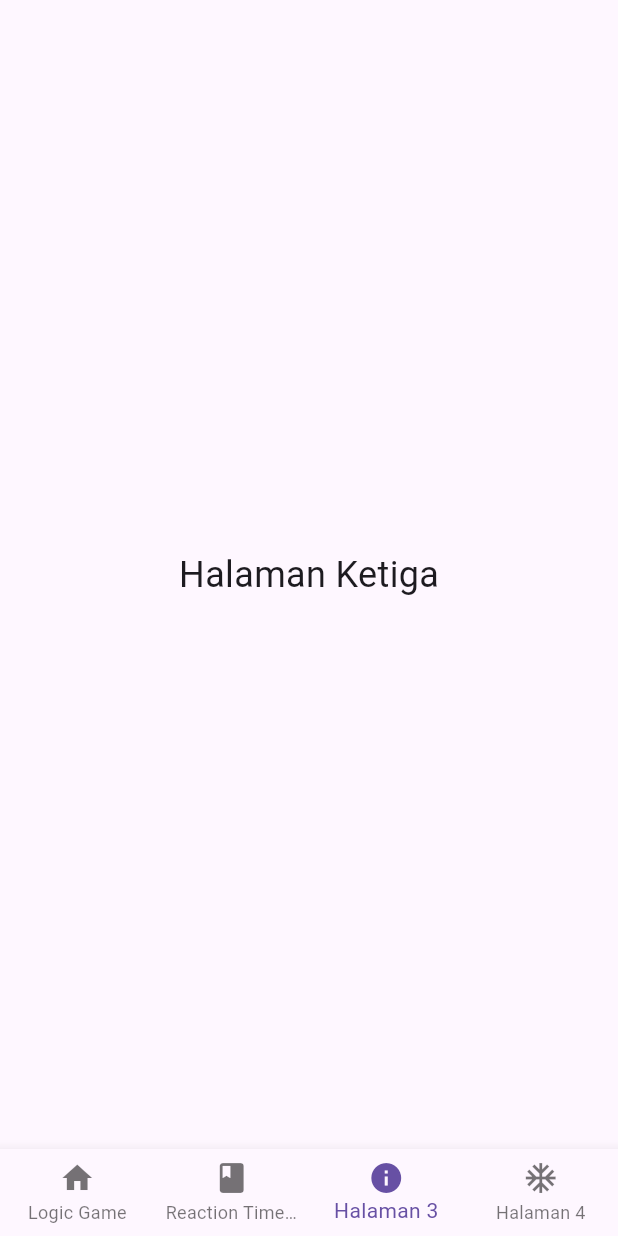
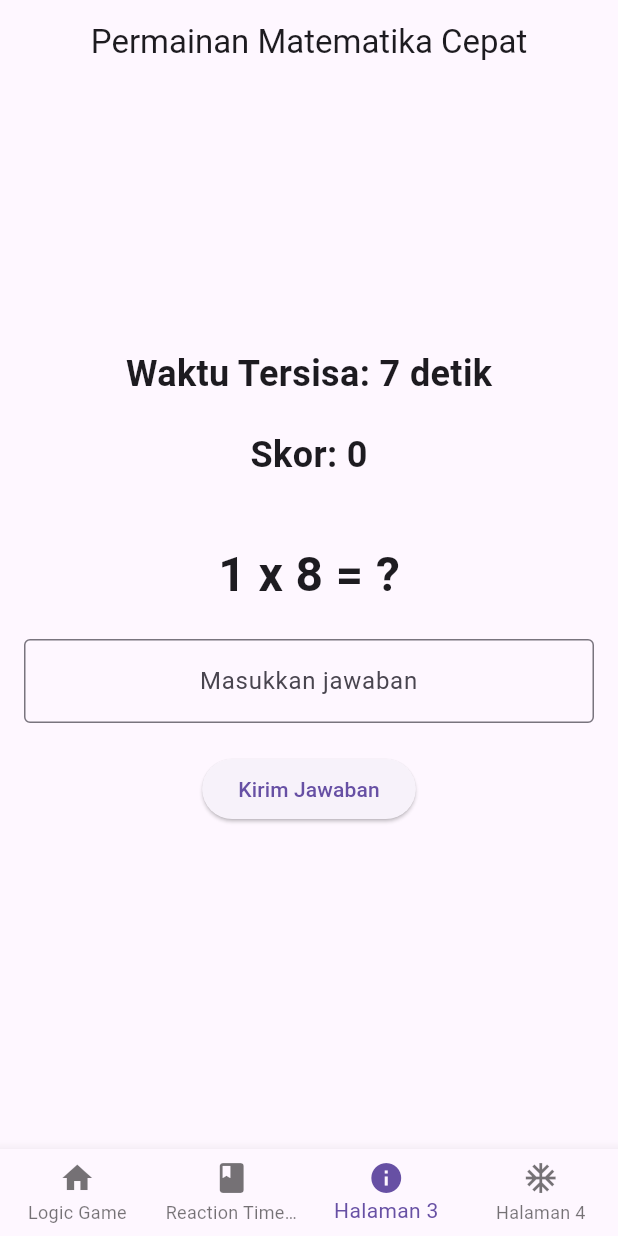
Before and after one commit to usmanasegaf/projek_uts, a Flutter app: the MainNavigation screen opened directly, item 3 of the bottom bar chosen, on a phone screen of 412 x 824 dp. Run offline on Flutter 3.47's test engine with Material 3 defaults, Android fonts, the phone set to English and light mode, and no system bars; our stand-ins replace fluttertoast.

Commit message:
bagian irwan-math

```diff
--- a/lib/main.dart
+++ b/lib/main.dart
@@ -1,6 +1,7 @@
 import 'package:flutter/material.dart';
 import 'package:projek_uts/logicGame.dart';
 import 'package:projek_uts/login.dart';
+import 'package:projek_uts/mathGame.dart';
 import 'package:projek_uts/reactionTimeGame.dart';
 
 void main() {
@@ -31,7 +32,7 @@ class _MainNavigationState extends State<MainNavigation> {
   final List<Widget> _pages = [
     Center(child: LogicGame()),
     Center(child: ReactionTimeApp()),
-    Center(child: Text("Halaman Ketiga", style: TextStyle(fontSize: 24))),
+    Center(child: MathGameApp()),
     Center(child: Text("Halaman Keempat", style: TextStyle(fontSize: 24))),
   ];
 
--- /dev/null
+++ b/lib/mathGame.dart
@@ -0,0 +1,158 @@
+import 'package:flutter/material.dart';
+
+import 'dart:async';
+import 'dart:math';
+
+class MathGameApp extends StatelessWidget {
+  @override
+  Widget build(BuildContext context) {
+    return MathGameScreen();
+  }
+}
+
+class MathGameScreen extends StatefulWidget {
+  @override
+  _MathGameScreenState createState() => _MathGameScreenState();
+}
+
+class _MathGameScreenState extends State<MathGameScreen> {
+  int _score = 0;
+  int _timePerQuestion = 10; // waktu untuk menjawab setiap soal dalam detik
+  int _currentTime = 10;
+  late Timer _timer;
+
+  late int _number1;
+  late int _number2;
+  late String _operator;
+  late int _correctAnswer;
+
+  TextEditingController _answerController = TextEditingController();
+
+  @override
+  void initState() {
+    super.initState();
+    _generateQuestion();
+    _startTimer();
+  }
+
+  @override
+  void dispose() {
+    _timer.cancel();
+    _answerController.dispose();
+    super.dispose();
+  }
+
+  void _startTimer() {
+    _timer = Timer.periodic(Duration(seconds: 1), (timer) {
+      setState(() {
+        if (_currentTime > 0) {
+          _currentTime--;
+        } else {
+          _checkAnswer(isTimeout: true);
+        }
+      });
+    });
+  }
+
+  void _generateQuestion() {
+    final random = Random();
+    _number1 = random.nextInt(10) + 1; // Angka pertama (1-10)
+    _number2 = random.nextInt(10) + 1; // Angka kedua (1-10)
+    int operatorIndex = random.nextInt(3); // 0: +, 1: -, 2: x
+
+    switch (operatorIndex) {
+      case 0:
+        _operator = '+';
+        _correctAnswer = _number1 + _number2;
+        break;
+      case 1:
+        _operator = '-';
+        _correctAnswer = _number1 - _number2;
+        break;
+      case 2:
+        _operator = 'x';
+        _correctAnswer = _number1 * _number2;
+        break;
+    }
+  }
+
+  void _checkAnswer({bool isTimeout = false}) {
+    if (!isTimeout) {
+      final userAnswer = int.tryParse(_answerController.text);
+      if (userAnswer != null && userAnswer == _correctAnswer) {
+        setState(() {
+          _score++;
+        });
+      }
+    }
+
+    // Reset timer dan generate soal baru
+    _answerController.clear();
+    _generateQuestion();
+    setState(() {
+      _currentTime = _timePerQuestion;
+    });
+  }
+
+  void _resetGame() {
+    setState(() {
+      _score = 0;
+      _currentTime = _timePerQuestion;
+    });
+    _generateQuestion();
+  }
+
+  @override
+  Widget build(BuildContext context) {
+    return Scaffold(
+      appBar: AppBar(
+        title: Text('Permainan Matematika Cepat'),
+        centerTitle: true,
+      ),
+      body: Padding(
+        padding: const EdgeInsets.all(16.0),
+        child: Column(
+          mainAxisAlignment: MainAxisAlignment.center,
+          children: [
+            Text(
+              'Waktu Tersisa: $_currentTime detik',
+              style: TextStyle(fontSize: 24, fontWeight: FontWeight.bold),
+            ),
+            SizedBox(height: 20),
+            Text(
+              'Skor: $_score',
+              style: TextStyle(fontSize: 24, fontWeight: FontWeight.bold),
+            ),
+            SizedBox(height: 40),
+            Text(
+              '$_number1 $_operator $_number2 = ?',
+              style: TextStyle(fontSize: 32, fontWeight: FontWeight.bold),
+            ),
+            SizedBox(height: 20),
+            TextField(
+              controller: _answerController,
+              keyboardType: TextInputType.number,
+              textAlign: TextAlign.center,
+              decoration: InputDecoration(
+                hintText: 'Masukkan jawaban',
+                border: OutlineInputBorder(),
+              ),
+              onSubmitted: (_) => _checkAnswer(),
+            ),
+            SizedBox(height: 20),
+            ElevatedButton(
+              onPressed: _checkAnswer,
+              child: Text('Kirim Jawaban'),
+            ),
+            SizedBox(height: 40),
+            if (_currentTime == 0)
+              ElevatedButton(
+                onPressed: _resetGame,
+                child: Text('Main Lagi'),
+              ),
+          ],
+        ),
+      ),
+    );
+  }
+}
```
